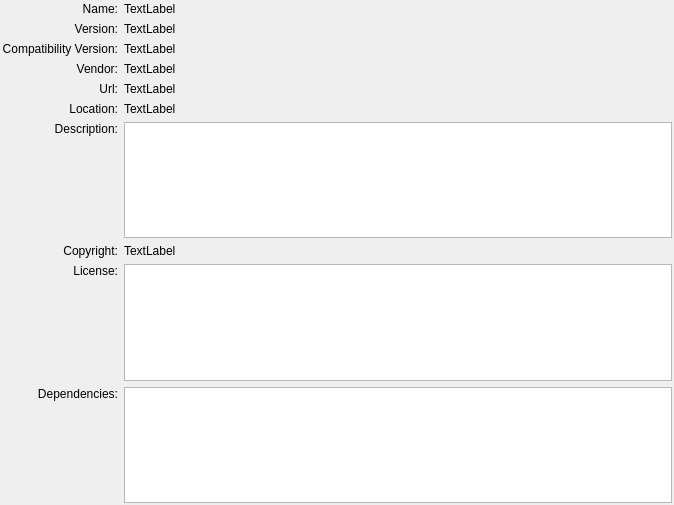
Above: src/libs/extensionsystem/plugindetailsview.ui from qt-creator/qt-creator before the change. Below: the same form after it.
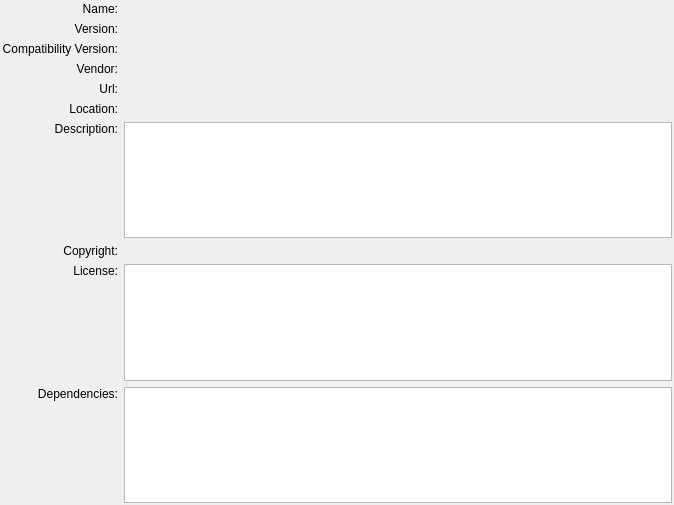
That is the form after the change.

Diff of the .ui file:
```diff
--- a/src/libs/extensionsystem/plugindetailsview.ui
+++ b/src/libs/extensionsystem/plugindetailsview.ui
@@ -37,9 +37,6 @@
    </item>
    <item row="0" column="1" >
     <widget class="QLabel" name="name" >
-     <property name="text" >
-      <string>TextLabel</string>
-     </property>
     </widget>
    </item>
    <item row="1" column="0" >
@@ -54,9 +51,6 @@
    </item>
    <item row="1" column="1" >
     <widget class="QLabel" name="version" >
-     <property name="text" >
-      <string>TextLabel</string>
-     </property>
     </widget>
    </item>
    <item row="2" column="0" >
@@ -71,9 +65,6 @@
    </item>
    <item row="2" column="1" >
     <widget class="QLabel" name="compatVersion" >
-     <property name="text" >
-      <string>TextLabel</string>
-     </property>
     </widget>
    </item>
    <item row="3" column="0" >
@@ -88,9 +79,6 @@
    </item>
    <item row="3" column="1" >
     <widget class="QLabel" name="vendor" >
-     <property name="text" >
-      <string>TextLabel</string>
-     </property>
     </widget>
    </item>
    <item row="4" column="0" >
@@ -105,9 +93,6 @@
    </item>
    <item row="4" column="1" >
     <widget class="QLabel" name="url" >
-     <property name="text" >
-      <string>TextLabel</string>
-     </property>
     </widget>
    </item>
    <item row="5" column="0" >
@@ -122,9 +107,6 @@
    </item>
    <item row="5" column="1" >
     <widget class="QLabel" name="location" >
-     <property name="text" >
-      <string>TextLabel</string>
-     </property>
      <property name="wordWrap" >
       <bool>false</bool>
      </property>
@@ -179,9 +161,6 @@
    </item>
    <item row="7" column="1" >
     <widget class="QLabel" name="copyright" >
-     <property name="text" >
-      <string>TextLabel</string>
-     </property>
     </widget>
    </item>
    <item row="8" column="0" >
```
Left out of the diff: 3 changed lines with no effect on the pictures.
